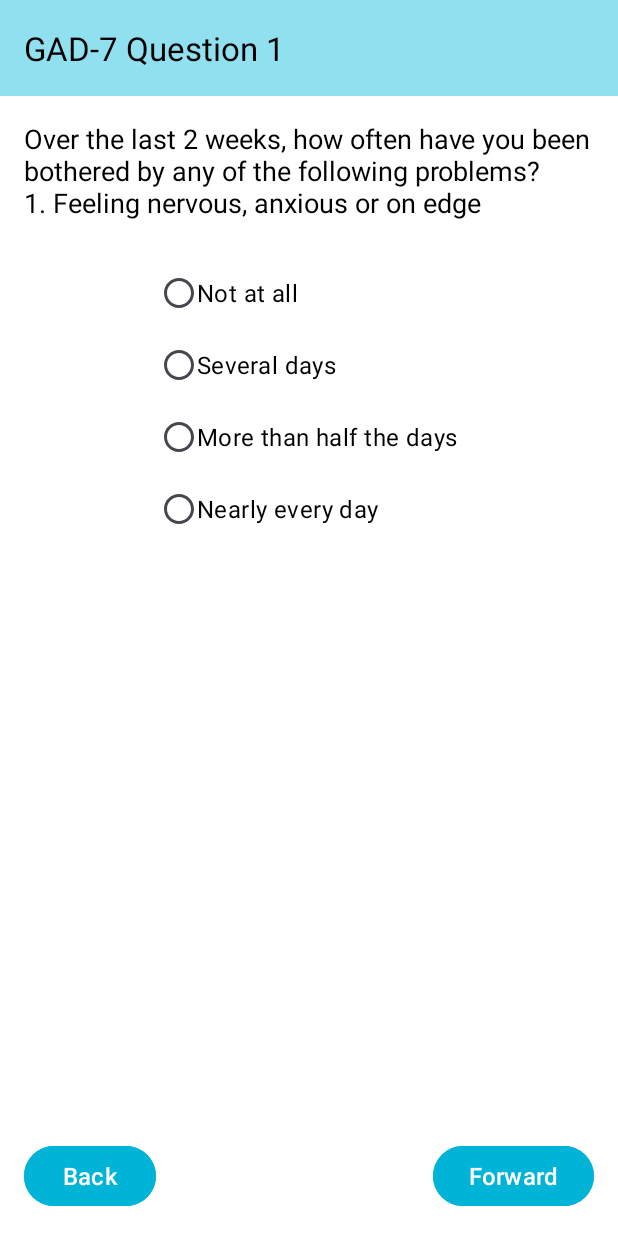
After one commit to mayankr1307/SIH2023_binary_lifters_serenity_sync, an Android app: the GADActivity screen opened directly, with no data from a screen before it, on a phone screen of 412 x 824 dp. The commit adds this screen. Run offline under Robolectric (Android 15) with nearby library versions, the phone set to English and light mode, and no system bars.

Commit message:
Commit 10, Implemented GAD Activity.

```diff
--- a/app/src/main/AndroidManifest.xml
+++ b/app/src/main/AndroidManifest.xml
@@ -14,6 +14,11 @@
         android:supportsRtl="true"
         android:theme="@style/Theme.SerenitySync"
         tools:targetApi="31">
+        <activity
+            android:name=".assessmentactivities.GADActivity"
+            android:exported="false"
+            android:screenOrientation="portrait"
+            tools:ignore="LockedOrientationActivity" />
         <activity
             android:name=".activities.RecordsActivity"
             android:exported="false"
--- a/app/src/main/java/sih/binarylifters/serenitysync/activities/AboutUsActivity.kt
+++ b/app/src/main/java/sih/binarylifters/serenitysync/activities/AboutUsActivity.kt
@@ -19,7 +19,7 @@ class AboutUsActivity : AppCompatActivity() {
 
     private fun setupToolbar() {
         setSupportActionBar(binding?.tbHome)
-        supportActionBar?.title = "About Us"
+        supportActionBar?.title = "About"
         binding?.tbHome?.setTitleTextColor(resources.getColor(android.R.color.black, theme))
     }
 
--- a/app/src/main/java/sih/binarylifters/serenitysync/activities/HomeActivity.kt
+++ b/app/src/main/java/sih/binarylifters/serenitysync/activities/HomeActivity.kt
@@ -66,7 +66,7 @@ class HomeActivity : AppCompatActivity(), View.OnClickListener {
 
     override fun onOptionsItemSelected(item: MenuItem): Boolean {
         when(item.itemId) {
-            R.id.about_us -> {
+            R.id.about -> {
                 val intent = Intent(this@HomeActivity, AboutUsActivity::class.java)
                 startActivity(intent)
             }
--- a/app/src/main/java/sih/binarylifters/serenitysync/activities/ResultActivity.kt
+++ b/app/src/main/java/sih/binarylifters/serenitysync/activities/ResultActivity.kt
@@ -39,6 +39,8 @@ class ResultActivity : AppCompatActivity() {
 
         if(testName == "PHQ-9") {
             showResultForPHQ()
+        }else if(testName == "GAD-7") {
+            showResultForGAD()
         }
 
         binding?.btnFinish?.setOnClickListener {
@@ -87,6 +89,44 @@ class ResultActivity : AppCompatActivity() {
         saveAssessmentDataToFirebase("PHQ-9", score)
     }
 
+    @SuppressLint("SetTextI18n")
+    private fun showResultForGAD() {
+        val assessmentText: String
+        val textColor: Int
+        val score = testScore
+
+        when (score) {
+            in 0..4 -> {
+                assessmentText = "Minimal anxiety"
+                textColor = getColor(R.color.very_light_green)
+            }
+            in 5..9 -> {
+                assessmentText = "Mild anxiety"
+                textColor = getColor(R.color.darker_green)
+            }
+            in 10..14 -> {
+                assessmentText = "Moderate anxiety"
+                textColor = getColor(R.color.orange)
+            }
+            in 15..21 -> {
+                assessmentText = "Moderately severe anxiety"
+                textColor = getColor(R.color.red)
+            }
+            else -> {
+                assessmentText = "Severe anxiety"
+                textColor = getColor(R.color.dark_red)
+            }
+        }
+
+        binding?.tvAssessmentResult?.setTextColor(textColor)
+        binding?.tvAssessmentResult?.text = assessmentText
+        binding?.tvScore?.text = "Score: $score"
+        binding?.tvName?.text = "Hello ${Constants.DISPLAY_NAME}!"
+
+        saveAssessmentDataToFirebase("GAD-7", score)
+    }
+
+
     private fun setupToolbar() {
         setSupportActionBar(binding?.tbResult)
         supportActionBar?.title = "Result $testName"
--- a/app/src/main/java/sih/binarylifters/serenitysync/adapters/TestsAdapter.kt
+++ b/app/src/main/java/sih/binarylifters/serenitysync/adapters/TestsAdapter.kt
@@ -13,6 +13,7 @@ import androidx.constraintlayout.widget.ConstraintLayout
 import androidx.core.content.ContextCompat
 import androidx.recyclerview.widget.RecyclerView
 import sih.binarylifters.serenitysync.R
+import sih.binarylifters.serenitysync.assessmentactivities.GADActivity
 import sih.binarylifters.serenitysync.assessmentactivities.PHQActivity
 import sih.binarylifters.serenitysync.classes.TestNames
 
@@ -45,6 +46,10 @@ class TestsAdapter(private val context: Context, private val testList: ArrayList
                     val intent = Intent(context, PHQActivity::class.java)
                     context.startActivity(intent)
                 }
+                "GAD-7" -> {
+                    val intent = Intent(context, GADActivity::class.java)
+                    context.startActivity(intent)
+                }
             }
         }
     }
--- /dev/null
+++ b/app/src/main/java/sih/binarylifters/serenitysync/assessmentactivities/GADActivity.kt
@@ -0,0 +1,211 @@
+package sih.binarylifters.serenitysync.assessmentactivities
+
+import android.content.Intent
+import androidx.appcompat.app.AppCompatActivity
+import android.os.Bundle
+import android.widget.Toast
+import sih.binarylifters.serenitysync.activities.ResultActivity
+import sih.binarylifters.serenitysync.classes.TestFormat
+import sih.binarylifters.serenitysync.databinding.ActivityGadBinding
+
+class GADActivity : AppCompatActivity() {
+
+    private var binding: ActivityGadBinding? = null
+    private var testQuestions = ArrayList<TestFormat>()
+    private var ptr = 0
+    private var selectedOption = -1
+    private var result = arrayListOf<Int>(0, 0, 0, 0, 0, 0, 0)
+
+    override fun onCreate(savedInstanceState: Bundle?) {
+        super.onCreate(savedInstanceState)
+        binding = ActivityGadBinding.inflate(layoutInflater)
+        setContentView(binding?.root)
+
+        setupToolbar()
+
+        backFunctionality()
+        forwardFunctionality()
+
+        addQuestions()
+        setupQuestion()
+
+        optionsOnClick()
+
+    }
+
+    private fun optionsOnClick() {
+        binding?.option1?.setOnClickListener {
+            selectedOption = 0
+        }
+        binding?.option2?.setOnClickListener {
+            selectedOption = 1
+        }
+        binding?.option3?.setOnClickListener {
+            selectedOption = 2
+        }
+        binding?.option4?.setOnClickListener {
+            selectedOption = 3
+        }
+    }
+
+    private fun forwardFunctionality() {
+        binding?.btnForward?.setOnClickListener {
+            if(ptr >= testQuestions.size) {
+                result[ptr - 1] = selectedOption
+                val score = result.sum()
+
+                val intent = Intent(this@GADActivity, ResultActivity::class.java)
+                intent.putExtra("TEST_NAME", "GAD-7")
+                intent.putExtra("SCORE", score)
+
+                startActivity(intent)
+                finish()
+
+                return@setOnClickListener
+            }
+            else if(selectedOption == -1) {
+                Toast.makeText(
+                    this@GADActivity,
+                    "You have not selected an option.",
+                    Toast.LENGTH_LONG
+                ).show()
+                return@setOnClickListener
+            }
+            result[ptr - 1] = selectedOption
+            setupQuestion()
+            supportActionBar?.title = "GAD-7 Question $ptr"
+        }
+    }
+
+    private fun backFunctionality() {
+        binding?.btnBack?.setOnClickListener {
+            if(ptr <= 1) {
+                Toast.makeText(
+                    this@GADActivity,
+                    "You are at the first question of the test.",
+                    Toast.LENGTH_LONG
+                ).show()
+            } else {
+                ptr -= 2
+                setupQuestion()
+                supportActionBar?.title = "GAD-7 Question $ptr"
+            }
+        }
+    }
+
+    private fun setupQuestion() {
+        if(ptr >= testQuestions.size)   return
+
+        binding?.tvQuestion?.text = testQuestions[ptr].question
+        binding?.option1?.text = testQuestions[ptr].options[0]
+        binding?.option2?.text = testQuestions[ptr].options[1]
+        binding?.option3?.text = testQuestions[ptr].options[2]
+        binding?.option4?.text = testQuestions[ptr].options[3]
+
+        binding?.rgOptions?.clearCheck()
+
+        selectedOption = -1
+
+        ptr++
+    }
+
+    private fun addQuestions() {
+        val question1 = TestFormat(
+            "Over the last 2 weeks, how often have you been bothered by any of the following problems?\n" +
+                    "1. Feeling nervous, anxious or on edge",
+            arrayListOf(
+                "Not at all",
+                "Several days",
+                "More than half the days",
+                "Nearly every day"
+            ),
+            -1 // Correct answer not applicable for this question
+        )
+
+        val question2 = TestFormat(
+            "2. Not being able to stop or control worrying",
+            arrayListOf(
+                "Not at all",
+                "Several days",
+                "More than half the days",
+                "Nearly every day"
+            ),
+            -1 // Correct answer not applicable for this question
+        )
+
+        val question3 = TestFormat(
+            "3. Worrying too much about different things",
+            arrayListOf(
+                "Not at all",
+                "Several days",
+                "More than half the days",
+                "Nearly every day"
+            ),
+            -1 // Correct answer not applicable for this question
+        )
+
+        val question4 = TestFormat(
+            "4. Trouble relaxing",
+            arrayListOf(
+                "Not at all",
+                "Several days",
+                "More than half the days",
+                "Nearly every day"
+            ),
+            -1 // Correct answer not applicable for this question
+        )
+
+        val question5 = TestFormat(
+            "5. Being so restless that it's hard to sit still",
+            arrayListOf(
+                "Not at all",
+                "Several days",
+                "More than half the days",
+                "Nearly every day"
+            ),
+            -1 // Correct answer not applicable for this question
+        )
+
+        val question6 = TestFormat(
+            "6. Becoming easily annoyed or irritable",
+            arrayListOf(
+                "Not at all",
+                "Several days",
+                "More than half the days",
+                "Nearly every day"
+            ),
+            -1 // Correct answer not applicable for this question
+        )
+
+        val question7 = TestFormat(
+            "7. Feeling afraid as if something awful might happen",
+            arrayListOf(
+                "Not at all",
+                "Several days",
+                "More than half the days",
+                "Nearly every day"
+            ),
+            -1 // Correct answer not applicable for this question
+        )
+
+        // Add the questions to the ArrayList
+        testQuestions.add(question1)
+        testQuestions.add(question2)
+        testQuestions.add(question3)
+        testQuestions.add(question4)
+        testQuestions.add(question5)
+        testQuestions.add(question6)
+        testQuestions.add(question7)
+    }
+
+    private fun setupToolbar() {
+        setSupportActionBar(binding?.tbTest)
+        supportActionBar?.title = "GAD-7 Question 1"
+        binding?.tbTest?.setTitleTextColor(resources.getColor(android.R.color.black, theme))
+    }
+
+    override fun onDestroy() {
+        binding = null
+        super.onDestroy()
+    }
+}
--- a/app/src/main/java/sih/binarylifters/serenitysync/constants/Constants.kt
+++ b/app/src/main/java/sih/binarylifters/serenitysync/constants/Constants.kt
@@ -8,6 +8,7 @@ object Constants {
     var IS_GUEST = true
 
     val testNames = arrayListOf<TestNames>(
-        TestNames("PHQ-9", "Patient Health Questionnaire-9", "#F72585")
+        TestNames("PHQ-9", "Patient Health Questionnaire-9", "#F72585"),
+        TestNames("GAD-7", "Generalized Anxiety Disorder-7", "#66CC99")
     )
 }
--- /dev/null
+++ b/app/src/main/res/layout/activity_gad.xml
@@ -0,0 +1,108 @@
+<?xml version="1.0" encoding="utf-8"?>
+<androidx.constraintlayout.widget.ConstraintLayout xmlns:android="http://schemas.android.com/apk/res/android"
+    xmlns:app="http://schemas.android.com/apk/res-auto"
+    xmlns:tools="http://schemas.android.com/tools"
+    android:layout_width="match_parent"
+    android:layout_height="match_parent"
+    tools:context=".assessmentactivities.GADActivity"
+    android:background="@color/white">
+
+    <androidx.appcompat.widget.Toolbar
+        android:id="@+id/tb_test"
+        android:layout_width="match_parent"
+        android:layout_height="wrap_content"
+        android:titleTextColor="@color/black"
+        android:background="@color/variant3"
+        app:layout_constraintTop_toTopOf="parent"
+        tools:ignore="HardcodedText" />
+
+    <TextView
+        android:id="@+id/tv_question"
+        android:layout_width="wrap_content"
+        android:layout_height="wrap_content"
+        android:textColor="@color/black"
+        app:layout_constraintTop_toBottomOf="@id/tb_test"
+        app:layout_constraintStart_toStartOf="parent"
+        app:layout_constraintEnd_toEndOf="parent"
+        android:padding="16dp"
+        android:text="Question goes here"
+        android:textSize="18sp"
+        tools:ignore="HardcodedText" />
+
+    <RadioGroup
+        android:id="@+id/rg_options"
+        android:layout_width="wrap_content"
+        android:layout_height="wrap_content"
+        app:layout_constraintTop_toBottomOf="@id/tv_question"
+        app:layout_constraintStart_toStartOf="parent"
+        app:layout_constraintEnd_toEndOf="parent"
+        android:paddingTop="8dp">
+
+        <RadioButton
+            android:id="@+id/option1"
+            android:layout_width="wrap_content"
+            android:layout_height="wrap_content"
+            android:textColor="@color/black"
+            android:text="Option 1"
+            android:textSize="16sp"
+            android:button="@drawable/custom_selector_radio_button"
+            tools:ignore="HardcodedText" />
+
+        <RadioButton
+            android:id="@+id/option2"
+            android:layout_width="wrap_content"
+            android:layout_height="wrap_content"
+            android:textColor="@color/black"
+            android:text="Option 2"
+            android:textSize="16sp"
+            android:button="@drawable/custom_selector_radio_button"
+            tools:ignore="HardcodedText" />
+
+        <RadioButton
+            android:id="@+id/option3"
+            android:layout_width="wrap_content"
+            android:layout_height="wrap_content"
+            android:textColor="@color/black"
+            android:text="Option 3"
+            android:textSize="16sp"
+            android:button="@drawable/custom_selector_radio_button"
+            tools:ignore="HardcodedText" />
+
+        <RadioButton
+            android:id="@+id/option4"
+            android:layout_width="wrap_content"
+            android:layout_height="wrap_content"
+            android:textColor="@color/black"
+            android:text="Option 4"
+            android:textSize="16sp"
+            android:button="@drawable/custom_selector_radio_button"
+            tools:ignore="HardcodedText" />
+    </RadioGroup>
+
+    <Button
+        android:id="@+id/btn_back"
+        android:layout_width="wrap_content"
+        android:layout_height="wrap_content"
+        android:backgroundTint="@color/variant5"
+        app:layout_constraintBottom_toBottomOf="parent"
+        app:layout_constraintStart_toStartOf="parent"
+        android:layout_marginStart="16dp"
+        android:layout_marginBottom="16dp"
+        android:text="Back"
+        android:textSize="16sp"
+        tools:ignore="HardcodedText" />
+
+    <Button
+        android:id="@+id/btn_forward"
+        android:layout_width="wrap_content"
+        android:layout_height="wrap_content"
+        android:backgroundTint="@color/variant5"
+        app:layout_constraintBottom_toBottomOf="parent"
+        app:layout_constraintEnd_toEndOf="parent"
+        android:layout_marginEnd="16dp"
+        android:layout_marginBottom="16dp"
+        android:text="Forward"
+        android:textSize="16sp"
+        tools:ignore="HardcodedText" />
+
+</androidx.constraintlayout.widget.ConstraintLayout>
--- a/app/src/main/res/menu/menu_home.xml
+++ b/app/src/main/res/menu/menu_home.xml
@@ -4,8 +4,8 @@
     xmlns:app="http://schemas.android.com/apk/res-auto">
 
     <item
-        android:id="@+id/about_us"
-        android:title="About Us"
+        android:id="@+id/about"
+        android:title="About"
         app:showAsAction="never"
         tools:ignore="HardcodedText" />
 
```
